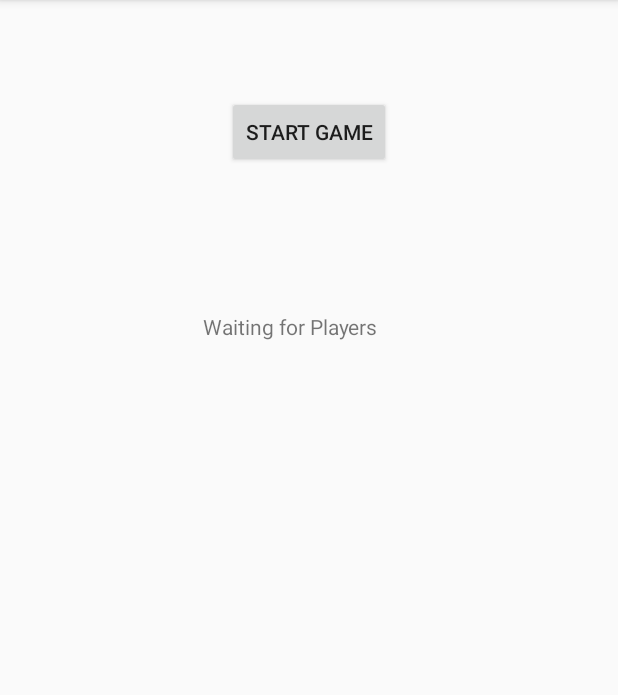
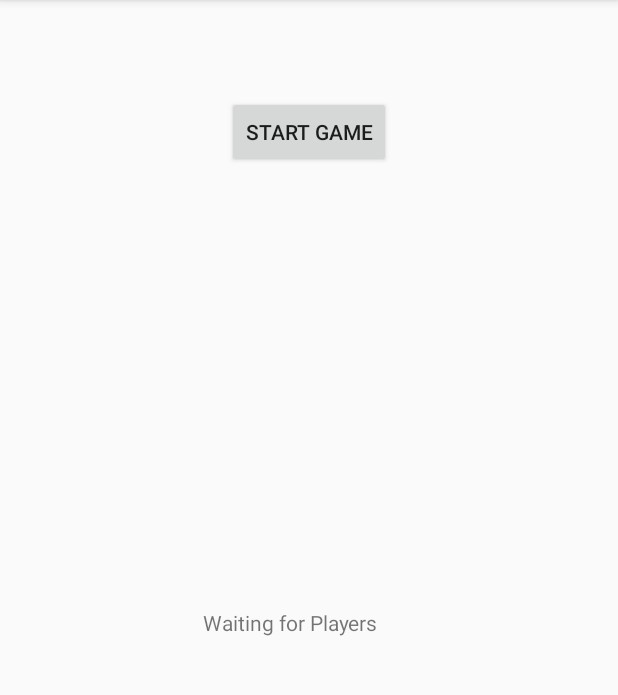
Before and after one commit to r-m-r-f/Dobble-android, an Android app: the ServerActivity screen opened directly, with no data from a screen before it, on a phone screen of 412 x 824 dp, the part 84-779 px from its top. Run offline under Robolectric (Android 15) with nearby library versions, the phone set to English and light mode, and no system bars; network calls fail; 2 statements that could not run were skipped.

Commit message:
registration fix

```diff
--- a/app/src/main/java/dobbleproject/dobble/AppConfiguration.java
+++ b/app/src/main/java/dobbleproject/dobble/AppConfiguration.java
@@ -1,7 +1,7 @@
 package dobbleproject.dobble;
 
 public final class AppConfiguration {
-    public static final int MAX_PACKET_LENGTH = 500;
+    public static final int MAX_PACKET_LENGTH = 15000;
     public static final int ANNOUNCEMENT_LISTENER_PORT = 18888;
     public static final int SOCKET_TIMEOUT = 15000;
     public static final int PLAYER_LISTENER_PORT = 19999;
--- a/app/src/main/java/dobbleproject/dobble/Server/ServerAnnouncement.java
+++ b/app/src/main/java/dobbleproject/dobble/Server/ServerAnnouncement.java
@@ -36,6 +36,7 @@ public class ServerAnnouncement extends Thread {
 
         try {
             broadcastSocket = new DatagramSocket();
+            broadcastSocket.setBroadcast(true);
         } catch (SocketException e) {
             e.printStackTrace();
         }
--- a/app/src/main/res/layout/activity_game.xml
+++ b/app/src/main/res/layout/activity_game.xml
@@ -28,7 +28,7 @@
         android:background="@drawable/round_shape"
         android:ems="1"
         android:layout_margin="10dp"
-        android:text="13"
+        android:hint="0"
         android:textSize="30sp"
         android:gravity="center"
 
--- a/app/src/main/res/layout/activity_server.xml
+++ b/app/src/main/res/layout/activity_server.xml
@@ -23,9 +23,12 @@
         android:id="@+id/textView4"
         android:layout_width="wrap_content"
         android:layout_height="wrap_content"
+        android:layout_marginBottom="40dp"
         android:layout_marginEnd="160dp"
-        android:layout_marginTop="96dp"
+        android:layout_marginTop="10dp"
+        android:paddingBottom="20dp"
         android:text="Waiting for Players"
+        app:layout_constraintBottom_toBottomOf="parent"
         app:layout_constraintEnd_toEndOf="parent"
         app:layout_constraintTop_toBottomOf="@id/startButton" />
 </android.support.constraint.ConstraintLayout>
```
Also changed, not shown: app/src/main/java/dobbleproject/dobble/Player/PlayerServerDiscovery.java (+13 -2 lines), app/src/main/java/dobbleproject/dobble/ServerSelectionActivity.java (+9 -42 lines).
